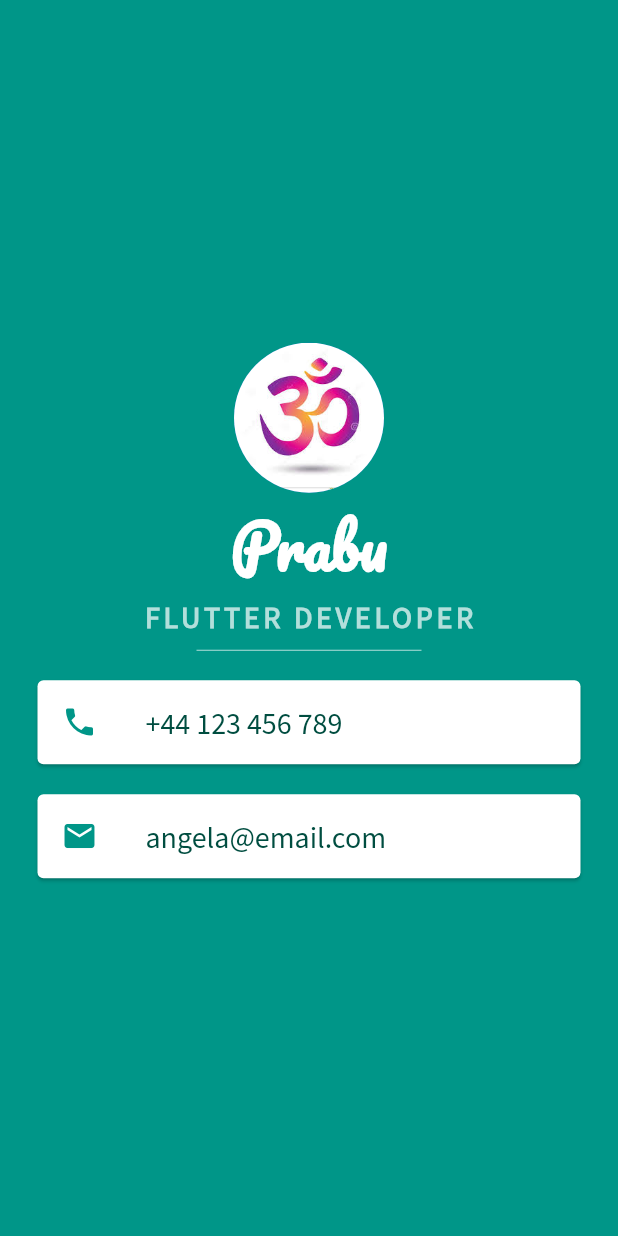
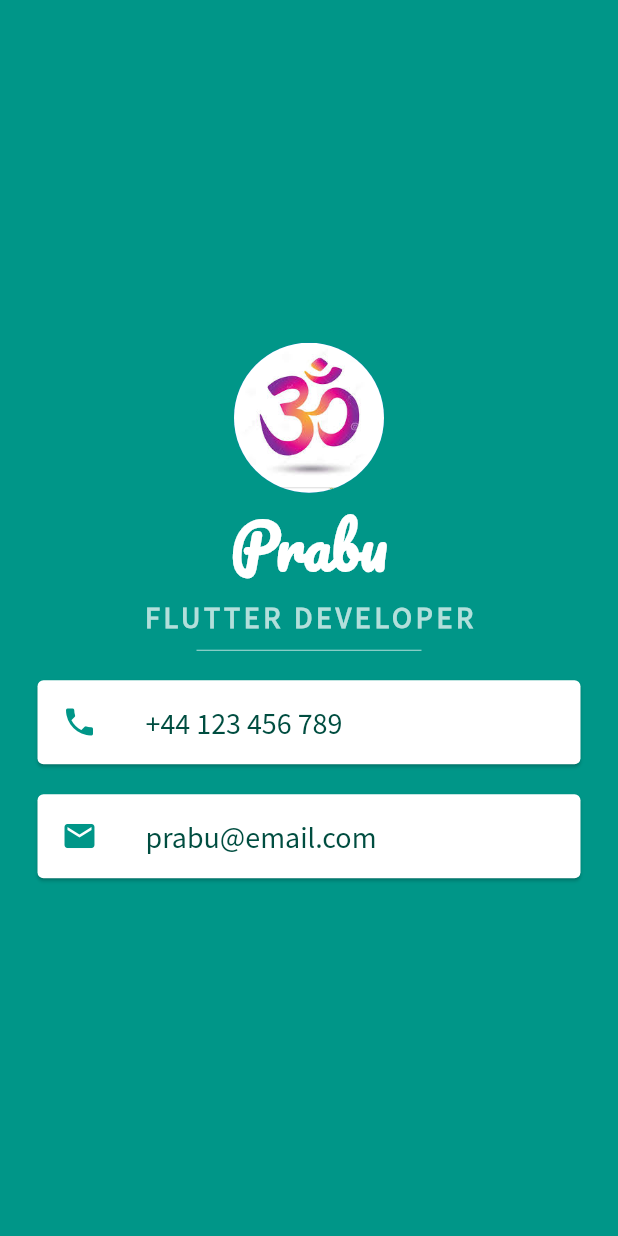
Before and after one commit to prabuj201987/flutter_mycard_app, a Flutter app: the screen it shows after launch, on a phone screen of 412 x 824 dp. Run offline on Flutter 3.47's test engine with Material 2 defaults, Android fonts, the phone set to English and light mode, and no system bars.

Commit message:
changed email

```diff
--- a/lib/main.dart
+++ b/lib/main.dart
@@ -70,7 +70,7 @@ class MyCardApp extends StatelessWidget {
                       color: Colors.teal,
                     ),
                     title: Text(
-                      'angela@email.com',
+                      'prabu@email.com',
                       style: TextStyle(
                           fontSize: 20.0,
                           color: Colors.teal.shade900,
```
